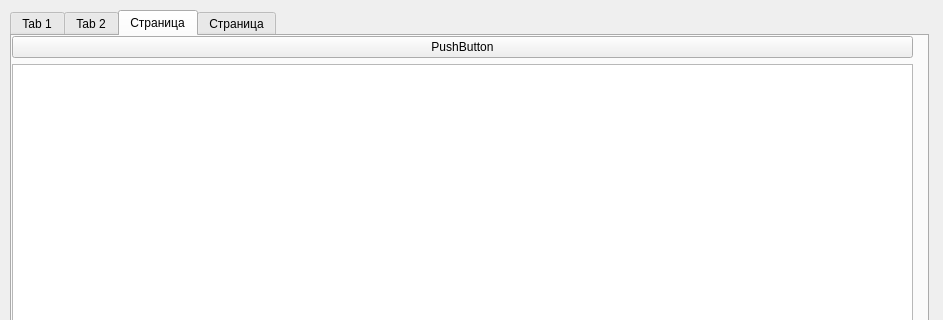
First picture: the form in mainwindow.ui, repository ArtNazarov/nzcrm_qt_client, before the edit; both pictures show x 0 to 943 and y 0 to 320 of the 943 by 599 pixel window.
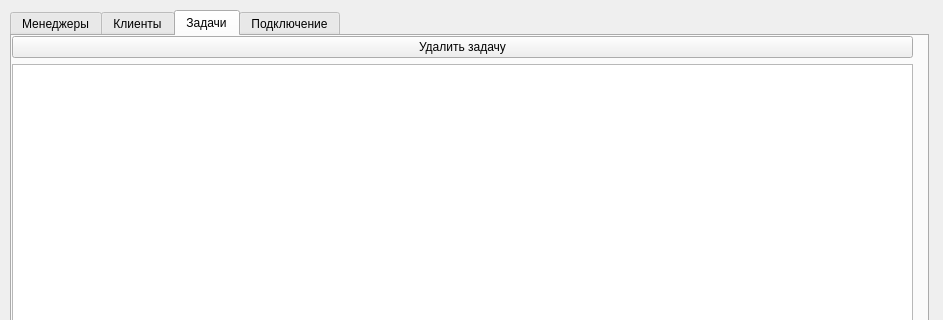
Second picture: the form after the edit. The open tabs and pages were chosen to show the change.

Commit message: Rename tabs

```diff
--- a/mainwindow.ui
+++ b/mainwindow.ui
@@ -37,7 +37,7 @@
     </property>
     <widget class="QWidget" name="tabManagers">
      <attribute name="title">
-      <string>Tab 1</string>
+      <string>Менеджеры</string>
      </attribute>
      <widget class="QWidget" name="verticalLayoutWidget_2">
       <property name="geometry">
@@ -80,7 +80,7 @@
       </sizepolicy>
      </property>
      <attribute name="title">
-      <string>Tab 2</string>
+      <string>Клиенты</string>
      </attribute>
      <widget class="QWidget" name="verticalLayoutWidget_3">
       <property name="geometry">
@@ -114,7 +114,7 @@
     </widget>
     <widget class="QWidget" name="tabTasks">
      <attribute name="title">
-      <string>Страница</string>
+      <string>Задачи</string>
      </attribute>
      <widget class="QWidget" name="verticalLayoutWidget_4">
       <property name="geometry">
@@ -129,7 +129,7 @@
        <item>
         <widget class="QPushButton" name="btnRemoveFromTasks">
          <property name="text">
-          <string>PushButton</string>
+          <string>Удалить задачу</string>
          </property>
         </widget>
        </item>
@@ -141,7 +141,7 @@
     </widget>
     <widget class="QWidget" name="tabConnectionProps">
      <attribute name="title">
-      <string>Страница</string>
+      <string>Подключение</string>
      </attribute>
      <widget class="QWidget" name="verticalLayoutWidget_5">
       <property name="geometry">
```
Left out of the diff: 2 changed lines with no effect on the pictures. The commit also changes 4 other files.
